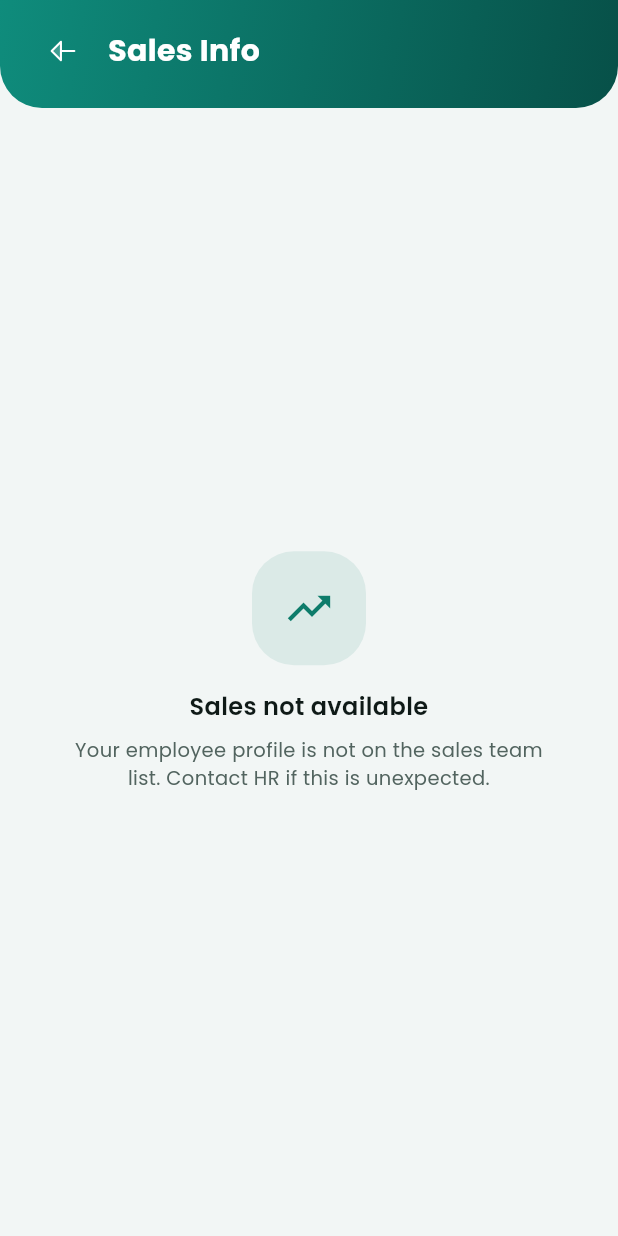
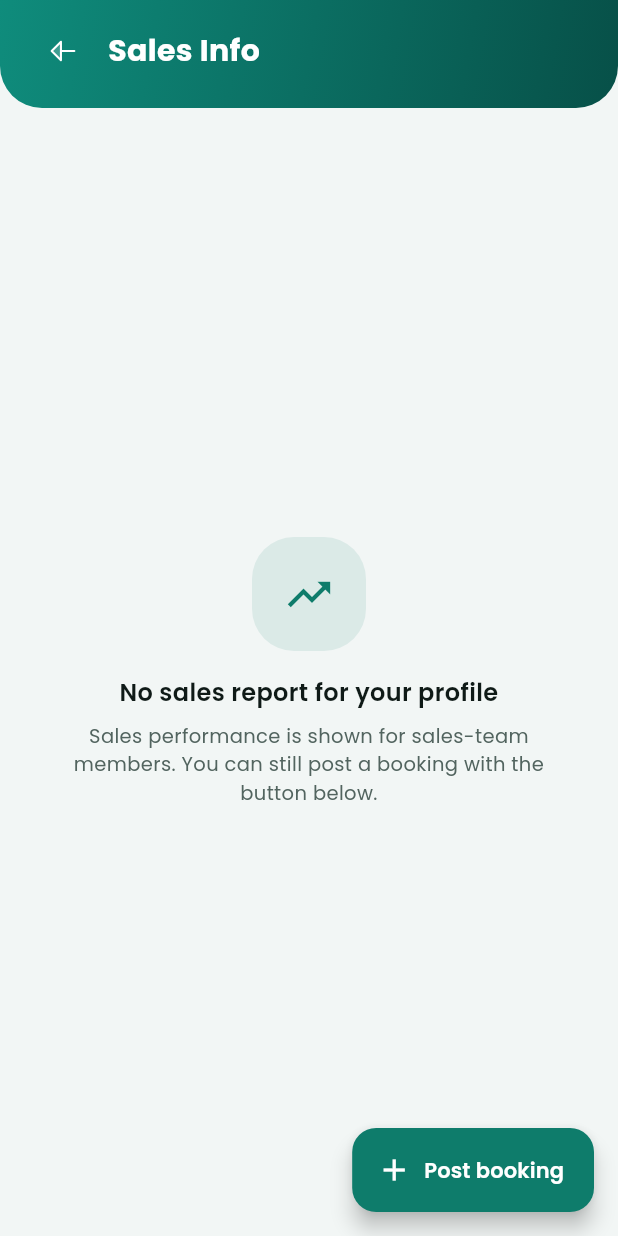
Before and after one commit to Tanvirshibli/Attandance_App, a Flutter app: the SalesInfoScreen screen opened directly, on a phone screen of 412 x 824 dp. Run offline on Flutter 3.47's test engine with Material 3 defaults, Android fonts, the phone set to English and light mode, and no system bars; our stand-ins replace animate_do, cached_network_image, camera, dio, firebase_core, firebase_messaging and 16 more; missing offline and left inert: android_id, google_mlkit_face_detection, tflite_flutter, workmanager; accounts and stored records are empty; network calls fail; statements that could not run were skipped.

Commit message:
Keep Post booking reachable for non-sales staff
The FAB was gated by the sales-team list, which now only decides whether the performance report can be shown.

- FAB shows unless the sales feature flag itself is off
- the not-on-list state explains the report is unavailable but posting is not

Co-authored-by: CommandCodeBot <noreply@commandcode.ai>

```diff
--- a/lib/screens/sales_info_screen.dart
+++ b/lib/screens/sales_info_screen.dart
@@ -231,7 +231,10 @@ class _SalesInfoScreenState extends State<SalesInfoScreen>
   Widget build(BuildContext context) {
     return Scaffold(
       backgroundColor: AppColors.canvas,
-      floatingActionButton: _isEligible
+      // Posting does not depend on the sales-team list — only the performance
+      // report does. The module's feature flag (endpoint config) is the only
+      // gate here, and PostBookingScreen re-checks it before submitting.
+      floatingActionButton: _unavailableReason != SalesProfile.featureDisabled
           ? FloatingActionButton.extended(
               onPressed: _openPostMenu,
               backgroundColor: AppColors.primary,
@@ -279,10 +282,10 @@ class _SalesInfoScreenState extends State<SalesInfoScreen>
                     icon: Icons.trending_up_outlined,
                     title: _unavailableReason == SalesProfile.featureDisabled
                         ? 'Sales module disabled'
-                        : 'Sales not available',
+                        : 'No sales report for your profile',
                     subtitle: _unavailableReason == SalesProfile.featureDisabled
                         ? 'Sales Info is turned off in mobile app settings. Ask an admin to enable the Sales module.'
-                        : 'Your employee profile is not on the sales team list. Contact HR if this is unexpected.',
+                        : 'Sales performance is shown for sales-team members. You can still post a booking with the button below.',
                   ),
                 ),
               ),
```
